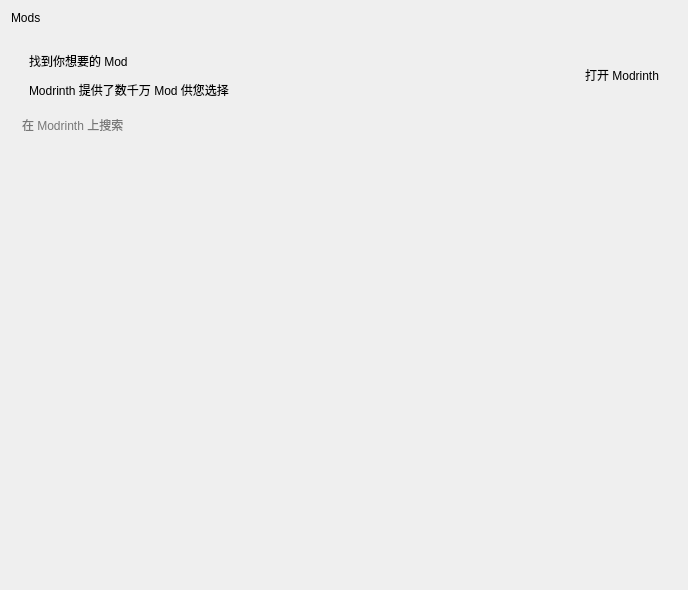
The window that ui/mods.ui (BloretCrew/Bloret-Launcher) describes before a commit, drawn with Qt 5.
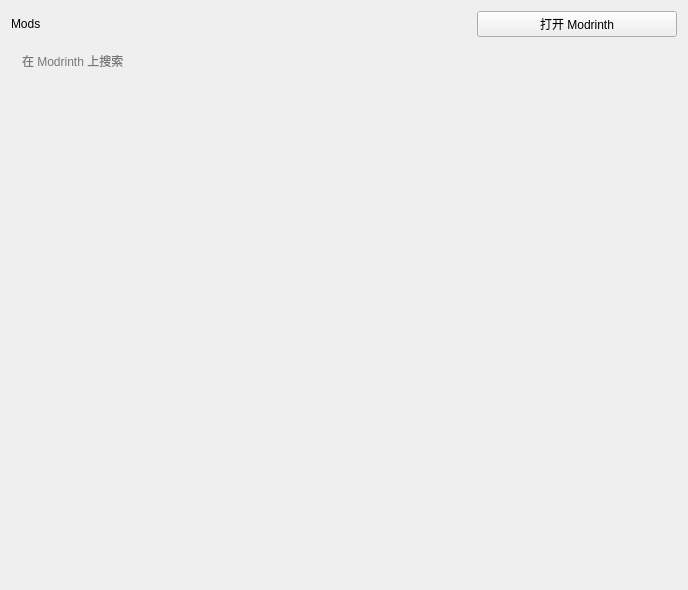
The same window after the commit. Icons and pictures are not drawn. Custom widgets are drawn as their Qt base class.

Commit message: 修正 modrinth mod 安装

Patch:
```diff
--- a/ui/mods.ui
+++ b/ui/mods.ui
@@ -26,11 +26,41 @@
   </property>
   <layout class="QVBoxLayout" name="verticalLayout">
    <item>
-    <widget class="TitleLabel" name="TitleLabel">
-     <property name="text">
-      <string>Mods</string>
-     </property>
-    </widget>
+    <layout class="QHBoxLayout" name="horizontalLayout">
+     <item>
+      <widget class="TitleLabel" name="TitleLabel">
+       <property name="text">
+        <string>Mods</string>
+       </property>
+      </widget>
+     </item>
+     <item>
+      <spacer name="horizontalSpacer">
+       <property name="orientation">
+        <enum>Qt::Horizontal</enum>
+       </property>
+       <property name="sizeHint" stdset="0">
+        <size>
+         <width>40</width>
+         <height>20</height>
+        </size>
+       </property>
+      </spacer>
+     </item>
+     <item>
+      <widget class="PushButton" name="Open_Modrinth_Button">
+       <property name="minimumSize">
+        <size>
+         <width>200</width>
+         <height>0</height>
+        </size>
+       </property>
+       <property name="text">
+        <string>打开 Modrinth</string>
+       </property>
+      </widget>
+     </item>
+    </layout>
    </item>
    <item>
     <widget class="SmoothScrollArea" name="SmoothScrollArea">
@@ -46,83 +76,10 @@
         <x>0</x>
         <y>0</y>
         <width>670</width>
-        <height>528</height>
+        <height>527</height>
        </rect>
       </property>
       <layout class="QVBoxLayout" name="verticalLayout_2">
-       <item>
-        <widget class="CardWidget" name="CardWidget">
-         <property name="minimumSize">
-          <size>
-           <width>0</width>
-           <height>70</height>
-          </size>
-         </property>
-         <layout class="QHBoxLayout" name="horizontalLayout_2">
-          <item>
-           <layout class="QVBoxLayout" name="verticalLayout_4">
-            <item>
-             <widget class="StrongBodyLabel" name="StrongBodyLabel_17">
-              <property name="text">
-               <string>找到你想要的 Mod</string>
-              </property>
-             </widget>
-            </item>
-            <item>
-             <widget class="CaptionLabel" name="CaptionLabel_5">
-              <property name="sizePolicy">
-               <sizepolicy hsizetype="Expanding" vsizetype="Preferred">
-                <horstretch>0</horstretch>
-                <verstretch>0</verstretch>
-               </sizepolicy>
-              </property>
-              <property name="text">
-               <string>Modrinth 提供了数千万 Mod 供您选择</string>
-              </property>
-              <property name="wordWrap">
-               <bool>true</bool>
-              </property>
-              <property name="lightColor" stdset="0">
-               <color alpha="150">
-                <red>0</red>
-                <green>0</green>
-                <blue>0</blue>
-               </color>
-              </property>
-              <property name="darkColor" stdset="0">
-               <color alpha="200">
-                <red>255</red>
-                <green>255</green>
-                <blue>255</blue>
-               </color>
-              </property>
-             </widget>
-            </item>
-           </layout>
-          </item>
-          <item>
-           <spacer name="horizontalSpacer_10">
-            <property name="orientation">
-             <enum>Qt::Horizontal</enum>
-            </property>
-            <property name="sizeHint" stdset="0">
-             <size>
-              <width>165</width>
-              <height>20</height>
-             </size>
-            </property>
-           </spacer>
-          </item>
-          <item>
-           <widget class="PushButton" name="Open_Modrinth_Button">
-            <property name="text">
-             <string>打开 Modrinth</string>
-            </property>
-           </widget>
-          </item>
-         </layout>
-        </widget>
-       </item>
        <item>
         <widget class="SearchLineEdit" name="Search">
          <property name="inputMask">
@@ -147,7 +104,7 @@
             <x>0</x>
             <y>0</y>
             <width>652</width>
-            <height>395</height>
+            <height>470</height>
            </rect>
           </property>
          </widget>
@@ -165,28 +122,12 @@
    <extends>QPushButton</extends>
    <header>qfluentwidgets</header>
   </customwidget>
-  <customwidget>
-   <class>CardWidget</class>
-   <extends>QFrame</extends>
-   <header>qfluentwidgets</header>
-   <container>1</container>
-  </customwidget>
   <customwidget>
    <class>SmoothScrollArea</class>
    <extends>QScrollArea</extends>
    <header>qfluentwidgets</header>
    <container>1</container>
   </customwidget>
-  <customwidget>
-   <class>CaptionLabel</class>
-   <extends>QLabel</extends>
-   <header>qfluentwidgets</header>
-  </customwidget>
-  <customwidget>
-   <class>StrongBodyLabel</class>
-   <extends>QLabel</extends>
-   <header>qfluentwidgets</header>
-  </customwidget>
   <customwidget>
    <class>TitleLabel</class>
    <extends>QLabel</extends>
```
The commit also changes 2 other files.
